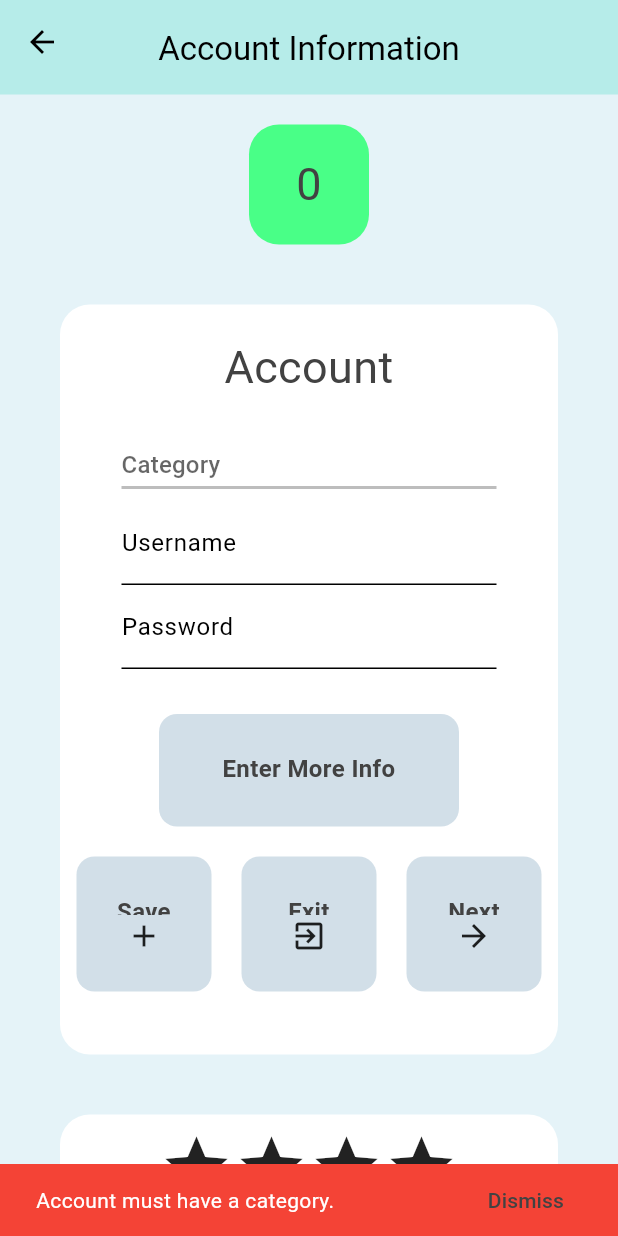
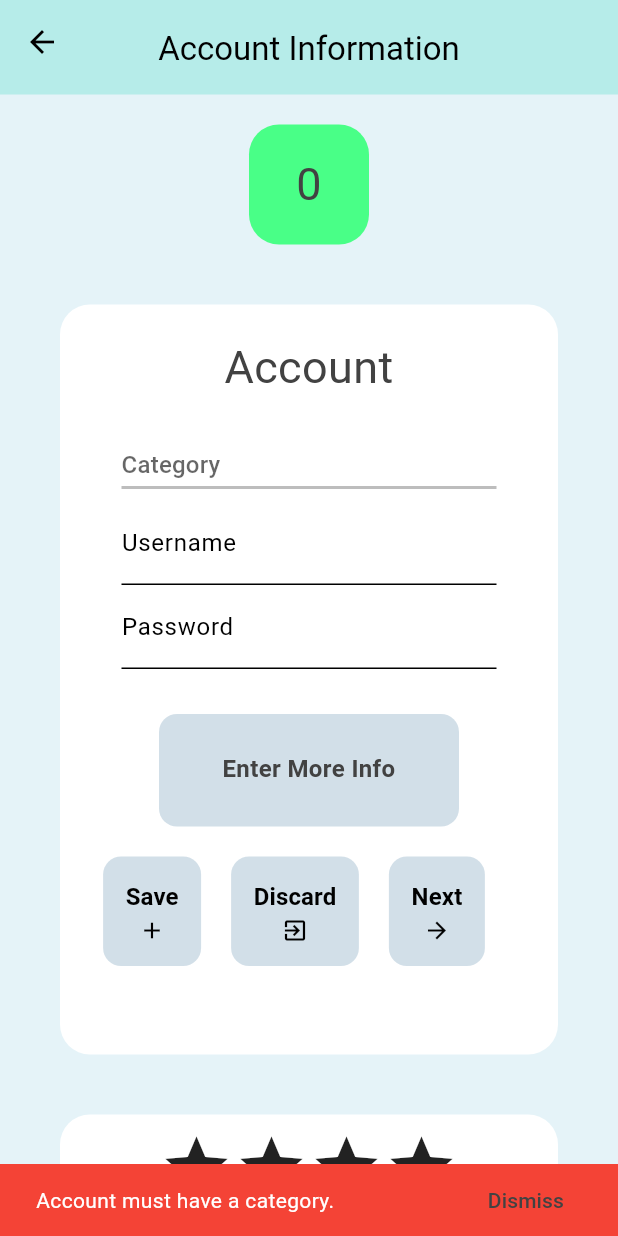
Before and after one commit to RuthBlackman/Account-Manager, a Flutter app: the AccountInfoPage screen opened by its route, after a tap on "Save", on a phone screen of 412 x 824 dp. Run offline on Flutter 3.47's test engine with Material 3 defaults, Android fonts, the phone set to English and light mode, and no system bars; our stand-ins replace dot_navigation_bar, isar; accounts and stored records are empty; generated files the repository leaves out were written again.

Commit message:
modified buttons with icons in account information screen

```diff
--- /dev/null
+++ b/lib/components/buttons/button_with_icon.dart
@@ -0,0 +1,58 @@
+import 'package:flutter/material.dart';
+
+import '../../colours.dart';
+
+class ButtonWithIcon extends StatefulWidget {
+  final IconData icon;
+  final String text;
+  final void Function() onButtonClicked;
+  const ButtonWithIcon({super.key, required this.icon, required this.text, required this.onButtonClicked});
+
+  @override
+  State<ButtonWithIcon> createState() => _ButtonWithIconState();
+}
+
+class _ButtonWithIconState extends State<ButtonWithIcon> {
+
+  late IconData icon;
+  late String text;
+
+  @override
+  void initState() {
+    super.initState();
+    icon = widget.icon;
+    text = widget.text;
+  }
+
+  @override
+  Widget build(BuildContext context) {
+    return Padding(
+      padding: const EdgeInsets.only(top: 20.0, right: 20.0),
+      child: TextButton(
+          style: TextButton.styleFrom(
+            padding: const EdgeInsets.symmetric(horizontal: 15, vertical: 15),
+            backgroundColor: greyButton,
+            foregroundColor: Colors.black,
+            shape: RoundedRectangleBorder(
+              borderRadius: BorderRadius.circular(12.0),
+            ),
+          ),
+          onPressed: (){
+            widget.onButtonClicked();
+
+          },
+          child: Column(
+            children: [
+              Text(
+                widget.text,
+                style: const TextStyle(fontWeight: FontWeight.bold, fontSize: 16)),
+              Padding(
+                padding: const EdgeInsets.only(top: 2.0),
+                child: Icon(widget.icon),
+              ),
+            ],
+          )
+      ),
+    );
+  }
+}
--- a/lib/pages/account_info_page.dart
+++ b/lib/pages/account_info_page.dart
@@ -1,5 +1,6 @@
 import 'package:account_manger/colours.dart';
 import 'package:account_manger/components/account_name.dart';
+import 'package:account_manger/components/buttons/button_with_icon.dart';
 import 'package:account_manger/components/category_dropdown.dart';
 import 'package:account_manger/components/more_information_dialog.dart';
 import 'package:account_manger/components/my_appbar.dart';
@@ -87,6 +88,68 @@ class AccountInfoPage extends StatelessWidget {
       accountName = newAccountName;
     }
 
+    void saveButtonClicked(){
+      print("SAve");
+
+      // get the fields
+      // String accountName = accountController.text;
+      String accountCategory = category;
+      String accountUsername = usernameController.text;
+      String accountPassword = passwordController.text;
+
+      // todo: need to get fields in 'enter more info'
+
+      if(category == ""){
+        final snackBar = SnackBar(
+          backgroundColor: Colors.red,
+          content: const Text('Account must have a category.'),
+          duration: const Duration(seconds: 5),
+          action: SnackBarAction(
+            label: 'Dismiss',
+            onPressed: () {
+              ScaffoldMessenger.of(context).hideCurrentSnackBar();
+            },
+          ),
+        );
+        ScaffoldMessenger.of(context).showSnackBar(snackBar);
+      }else if (accountName == 'Account') {
+        final snackBar = SnackBar(
+          backgroundColor: Colors.red,
+          content: const Text('Please tap on \'Account\' to create a name for the account.'),
+          duration: const Duration(seconds: 5),
+          action: SnackBarAction(
+            label: 'Dismiss',
+            onPressed: () {
+              ScaffoldMessenger.of(context).hideCurrentSnackBar();
+            },
+          ),
+        );
+
+        ScaffoldMessenger.of(context).showSnackBar(snackBar);
+      }else{
+        // if account exists, simply edit it
+        if(account != null){
+          context.read<AccountDatabase>().editAccount(account.id, accountName, accountCategory, accountUsername, accountPassword);
+        }else{ // account is null so create new account
+          context.read<AccountDatabase>().addAccount(accountName, accountCategory, accountUsername, accountPassword);
+        }
+
+        // return to accounts page
+        Navigator.pushReplacementNamed(context, '/routing');
+      }
+    }
+
+    void discardButtonClicked(){
+      print("discard");
+      Navigator.pushReplacementNamed(context, '/routing');
+    }
+
+    void nextButtonClicked(){
+      print("next");
+
+      // TODO: clear all fields
+    }
+
     return Scaffold(
       appBar: const MyAppBar(title: "Account Information"),
       backgroundColor: blueBackground,
@@ -123,13 +186,16 @@ class AccountInfoPage extends StatelessWidget {
               isStarsContainer: false,
               height: 500,
               children: [
+                // account name
                 WidgetWithCustomWidth(widget: AccountNameWidget( accountName: accountController.text, onAccountNameChanged: accountNameChanged)),
 
+                // category
                 WidgetWithCustomWidth(
                   widget: CategoryDropdown(category: category, onCategoryChanged: categoryChanged),
                   width: 250,
                 ),
 
+                // username
                 WidgetWithCustomWidth(
                     width: 250,
                     widget: MyTextField(
@@ -139,6 +205,7 @@ class AccountInfoPage extends StatelessWidget {
                     )
                 ),
 
+                // password
                 WidgetWithCustomWidth(
                     width: 250,
                     widget: MyTextField(
@@ -148,6 +215,7 @@ class AccountInfoPage extends StatelessWidget {
                     )
                 ),
 
+                // open dialog to enter more information
                 WidgetWithCustomWidth(
                   widget: Padding(
                     padding: const EdgeInsets.only(top: 30.0),
@@ -164,104 +232,24 @@ class AccountInfoPage extends StatelessWidget {
                   width: 200,
                 ),
 
-                // button to save account and then exit to accounts page
                 WidgetWithCustomWidth(
                     widget: Row(
                       crossAxisAlignment: CrossAxisAlignment.center,
                       mainAxisAlignment: MainAxisAlignment.center,
                       children: [
-                        Padding(
-                          padding: const EdgeInsets.only(top: 20.0, right: 20.0),
-                          child: MyButton(
-                            text: "Save",
-                            width: 90,
-                            height: 90,
-                            color: greyButton,
-                            icon: Icons.add,
-                            onTap: (){
-                              // get the fields
-                              // String accountName = accountController.text;
-                              String accountCategory = category;
-                              String accountUsername = usernameController.text;
-                              String accountPassword = passwordController.text;
+                        // save button
+                        ButtonWithIcon(icon: Icons.add, text: "Save", onButtonClicked: saveButtonClicked,),
 
-                              // todo: need to get fields in 'enter more info'
+                        // discard button
+                        ButtonWithIcon(icon: Icons.exit_to_app, text: "Discard", onButtonClicked: discardButtonClicked,),
 
-                              if(category == ""){
-                                final snackBar = SnackBar(
-                                  backgroundColor: Colors.red,
-                                  content: const Text('Account must have a category.'),
-                                  duration: const Duration(seconds: 5),
-                                  action: SnackBarAction(
-                                    label: 'Dismiss',
-                                    onPressed: () {
-                                      ScaffoldMessenger.of(context).hideCurrentSnackBar();
-                                    },
-                                  ),
-                                );
-                                ScaffoldMessenger.of(context).showSnackBar(snackBar);
-                              }else if (accountName == 'Account') {
-                                final snackBar = SnackBar(
-                                  backgroundColor: Colors.red,
-                                  content: const Text('Please tap on \'Account\' to create a name for the account.'),
-                                  duration: const Duration(seconds: 5),
-                                  action: SnackBarAction(
-                                    label: 'Dismiss',
-                                    onPressed: () {
-                                      ScaffoldMessenger.of(context).hideCurrentSnackBar();
-                                    },
-                                  ),
-                                );
-
-                                ScaffoldMessenger.of(context).showSnackBar(snackBar);
-                              }else{
-                                // if account exists, simply edit it
-                                if(account != null){
-                                  context.read<AccountDatabase>().editAccount(account.id, accountName, accountCategory, accountUsername, accountPassword);
-                                }else{ // account is null so create new account
-                                  context.read<AccountDatabase>().addAccount(accountName, accountCategory, accountUsername, accountPassword);
-                                }
-
-                                // return to accounts page
-                                Navigator.pushReplacementNamed(context, '/routing');
-                              }
-                            },
-                          ),
-                        ),
-                        Padding(
-                          padding: const EdgeInsets.only(top: 20.0),
-                          child: MyButton(
-                            text: "Exit",
-                            width: 90,
-                            height: 90,
-                            color: greyButton,
-                            icon: Icons.exit_to_app,
-                            onTap: (){
-                              // Navigator.pushReplacementNamed(context, '/home_page');
-                              Navigator.pushReplacementNamed(context, '/routing');
-                            },
-                          ),
-                        ),
-                        if(firstTimeUer)  Padding(
-                          padding: const EdgeInsets.only(top: 20.0, left: 20.0),
-                          child: MyButton(
-                            text: "Next",
-                            width: 90,
-                            height: 90,
-                            color: greyButton,
-                            icon: Icons.arrow_forward_outlined,
-                            onTap: (){},
-                          ),
-                        ),
+                        // next button
+                        if (firstTimeUer) ButtonWithIcon(icon: Icons.arrow_forward, text: "Next", onButtonClicked: nextButtonClicked,),
                       ],
                     )
                 ),
-
-
               ],
             ),
-
-
 
             // stars
             MyContainer(
```
